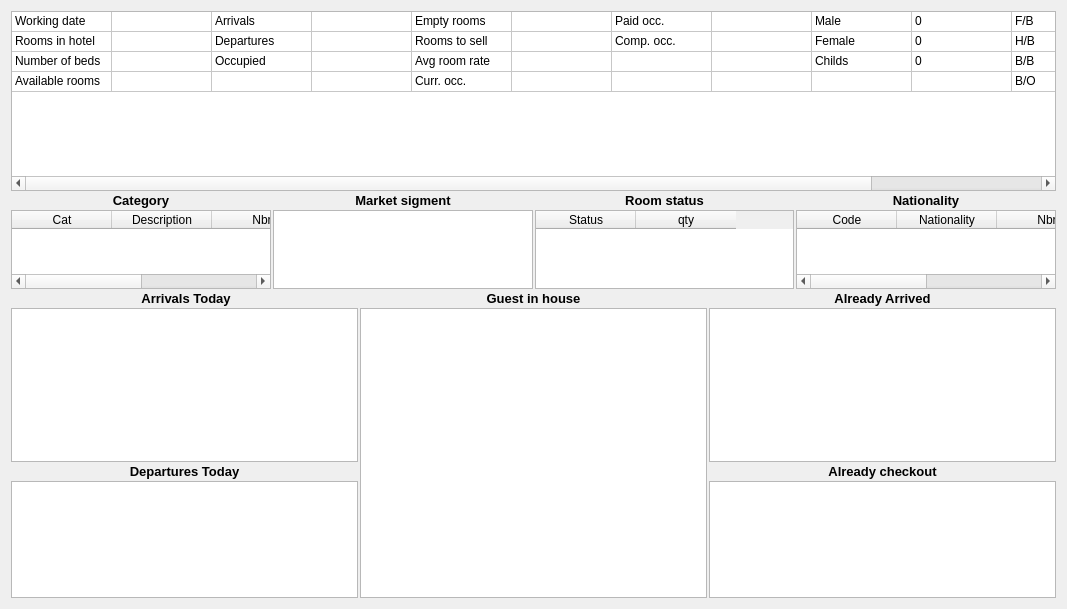
First picture: the form in Widgets/whotelstatus.ui, repository End1-1/Resort, before the edit.
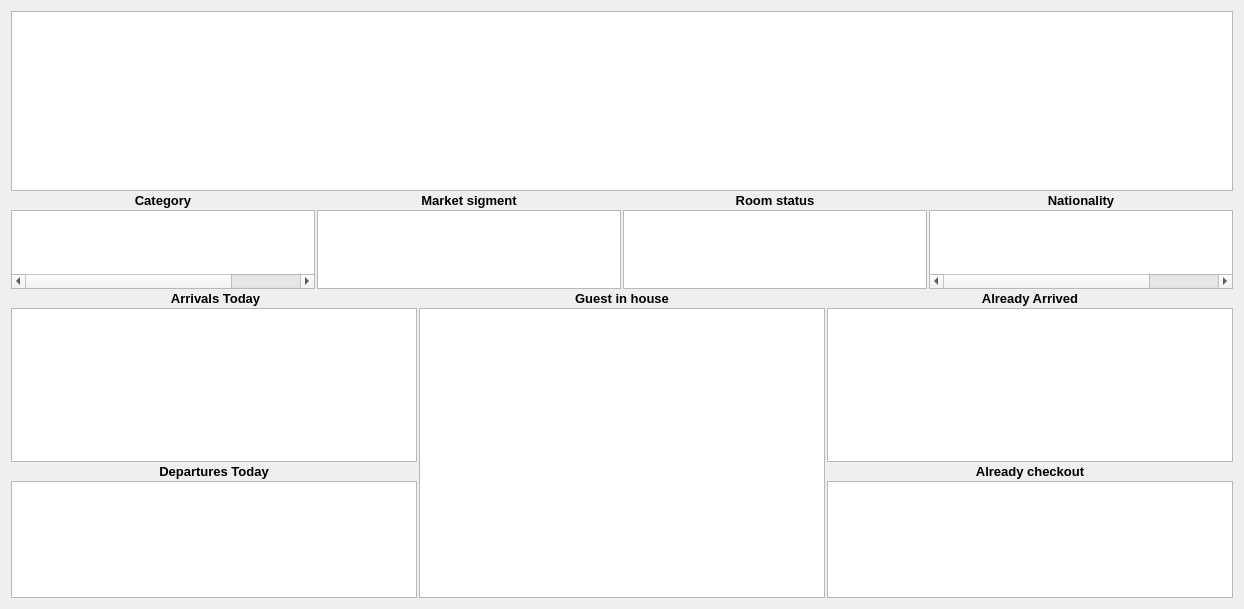
Second picture: the form after the edit. Custom widgets are drawn as their Qt base class.

```diff
--- a/Widgets/whotelstatus.ui
+++ b/Widgets/whotelstatus.ui
@@ -6,7 +6,7 @@
    <rect>
     <x>0</x>
     <y>0</y>
-    <width>1067</width>
+    <width>1244</width>
     <height>609</height>
    </rect>
   </property>
@@ -46,6 +46,9 @@
      <property name="selectionMode">
       <enum>QAbstractItemView::NoSelection</enum>
      </property>
+     <property name="wordWrap">
+      <bool>false</bool>
+     </property>
      <attribute name="horizontalHeaderVisible">
       <bool>false</bool>
      </attribute>
@@ -59,28 +62,8 @@
       <bool>false</bool>
      </attribute>
      <attribute name="verticalHeaderDefaultSectionSize">
-      <number>20</number>
+      <number>21</number>
      </attribute>
-     <row>
-      <property name="text">
-       <string>New Row</string>
-      </property>
-     </row>
-     <row>
-      <property name="text">
-       <string>New Row</string>
-      </property>
-     </row>
-     <row>
-      <property name="text">
-       <string>New Row</string>
-      </property>
-     </row>
-     <row>
-      <property name="text">
-       <string>New Row</string>
-      </property>
-     </row>
      <column>
       <property name="text">
        <string>New Column</string>
@@ -141,161 +124,6 @@
        <string>New Column</string>
       </property>
      </column>
-     <item row="0" column="0">
-      <property name="text">
-       <string>Working date</string>
-      </property>
-     </item>
-     <item row="0" column="1">
-      <property name="text">
-       <string/>
-      </property>
-     </item>
-     <item row="0" column="2">
-      <property name="text">
-       <string>Arrivals</string>
-      </property>
-     </item>
-     <item row="0" column="4">
-      <property name="text">
-       <string>Empty rooms</string>
-      </property>
-     </item>
-     <item row="0" column="6">
-      <property name="text">
-       <string>Paid occ.</string>
-      </property>
-     </item>
-     <item row="0" column="8">
-      <property name="text">
-       <string>Male</string>
-      </property>
-     </item>
-     <item row="0" column="9">
-      <property name="text">
-       <string>0</string>
-      </property>
-     </item>
-     <item row="0" column="10">
-      <property name="text">
-       <string>F/B</string>
-      </property>
-     </item>
-     <item row="0" column="11">
-      <property name="text">
-       <string>0</string>
-      </property>
-     </item>
-     <item row="1" column="0">
-      <property name="text">
-       <string>Rooms in hotel</string>
-      </property>
-     </item>
-     <item row="1" column="1">
-      <property name="text">
-       <string/>
-      </property>
-     </item>
-     <item row="1" column="2">
-      <property name="text">
-       <string>Departures</string>
-      </property>
-     </item>
-     <item row="1" column="4">
-      <property name="text">
-       <string>Rooms to sell</string>
-      </property>
-     </item>
-     <item row="1" column="6">
-      <property name="text">
-       <string>Comp. occ.</string>
-      </property>
-     </item>
-     <item row="1" column="8">
-      <property name="text">
-       <string>Female</string>
-      </property>
-     </item>
-     <item row="1" column="9">
-      <property name="text">
-       <string>0</string>
-      </property>
-     </item>
-     <item row="1" column="10">
-      <property name="text">
-       <string>H/B</string>
-      </property>
-     </item>
-     <item row="1" column="11">
-      <property name="text">
-       <string>0</string>
-      </property>
-     </item>
-     <item row="2" column="0">
-      <property name="text">
-       <string>Number of beds</string>
-      </property>
-     </item>
-     <item row="2" column="1">
-      <property name="text">
-       <string/>
-      </property>
-     </item>
-     <item row="2" column="2">
-      <property name="text">
-       <string>Occupied</string>
-      </property>
-     </item>
-     <item row="2" column="4">
-      <property name="text">
-       <string>Avg room rate</string>
-      </property>
-     </item>
-     <item row="2" column="8">
-      <property name="text">
-       <string>Childs</string>
-      </property>
-     </item>
-     <item row="2" column="9">
-      <property name="text">
-       <string>0</string>
-      </property>
-     </item>
-     <item row="2" column="10">
-      <property name="text">
-       <string>B/B</string>
-      </property>
-     </item>
-     <item row="2" column="11">
-      <property name="text">
-       <string>0</string>
-      </property>
-     </item>
-     <item row="3" column="0">
-      <property name="text">
-       <string>Available rooms</string>
-      </property>
-     </item>
-     <item row="3" column="1">
-      <property name="text">
-       <string/>
-      </property>
-     </item>
-     <item row="3" column="4">
-      <property name="text">
-       <string>Curr. occ.</string>
-      </property>
-     </item>
-     <item row="3" column="10">
-      <property name="text">
-       <string>B/O</string>
-      </property>
-     </item>
-     <item row="3" column="11">
-      <property name="text">
-       <string>0</string>
-      </property>
-     </item>
     </widget>
    </item>
    <item>
@@ -422,14 +250,17 @@
            <property name="selectionMode">
             <enum>QAbstractItemView::NoSelection</enum>
            </property>
+           <property name="wordWrap">
+            <bool>false</bool>
+           </property>
            <attribute name="horizontalHeaderVisible">
-            <bool>true</bool>
+            <bool>false</bool>
            </attribute>
            <attribute name="verticalHeaderVisible">
             <bool>false</bool>
            </attribute>
            <attribute name="verticalHeaderDefaultSectionSize">
-            <number>20</number>
+            <number>21</number>
            </attribute>
            <column>
             <property name="text">
@@ -461,6 +292,9 @@
            <property name="selectionMode">
             <enum>QAbstractItemView::NoSelection</enum>
            </property>
+           <property name="wordWrap">
+            <bool>false</bool>
+           </property>
            <attribute name="horizontalHeaderVisible">
             <bool>false</bool>
            </attribute>
@@ -468,7 +302,7 @@
             <bool>false</bool>
            </attribute>
            <attribute name="verticalHeaderDefaultSectionSize">
-            <number>20</number>
+            <number>21</number>
            </attribute>
           </widget>
          </item>
@@ -480,14 +314,17 @@
            <property name="selectionMode">
             <enum>QAbstractItemView::NoSelection</enum>
            </property>
+           <property name="wordWrap">
+            <bool>false</bool>
+           </property>
            <attribute name="horizontalHeaderVisible">
-            <bool>true</bool>
+            <bool>false</bool>
            </attribute>
            <attribute name="verticalHeaderVisible">
             <bool>false</bool>
            </attribute>
            <attribute name="verticalHeaderDefaultSectionSize">
-            <number>20</number>
+            <number>21</number>
            </attribute>
            <column>
             <property name="text">
@@ -509,14 +346,17 @@
            <property name="selectionMode">
             <enum>QAbstractItemView::NoSelection</enum>
            </property>
+           <property name="wordWrap">
+            <bool>false</bool>
+           </property>
            <attribute name="horizontalHeaderVisible">
-            <bool>true</bool>
+            <bool>false</bool>
            </attribute>
            <attribute name="verticalHeaderVisible">
             <bool>false</bool>
            </attribute>
            <attribute name="verticalHeaderDefaultSectionSize">
-            <number>20</number>
+            <number>21</number>
            </attribute>
            <column>
             <property name="text">
@@ -606,6 +446,9 @@
            <property name="selectionMode">
             <enum>QAbstractItemView::NoSelection</enum>
            </property>
+           <property name="wordWrap">
+            <bool>false</bool>
+           </property>
            <attribute name="horizontalHeaderVisible">
             <bool>false</bool>
            </attribute>
@@ -613,7 +456,7 @@
             <bool>false</bool>
            </attribute>
            <attribute name="verticalHeaderDefaultSectionSize">
-            <number>20</number>
+            <number>21</number>
            </attribute>
           </widget>
          </item>
@@ -642,14 +485,17 @@
            <property name="selectionMode">
             <enum>QAbstractItemView::NoSelection</enum>
            </property>
+           <property name="wordWrap">
+            <bool>false</bool>
+           </property>
            <attribute name="horizontalHeaderVisible">
-            <bool>true</bool>
+            <bool>false</bool>
            </attribute>
            <attribute name="verticalHeaderVisible">
             <bool>false</bool>
            </attribute>
            <attribute name="verticalHeaderDefaultSectionSize">
-            <number>20</number>
+            <number>21</number>
            </attribute>
           </widget>
          </item>
@@ -661,14 +507,17 @@
            <property name="selectionMode">
             <enum>QAbstractItemView::NoSelection</enum>
            </property>
+           <property name="wordWrap">
+            <bool>false</bool>
+           </property>
            <attribute name="horizontalHeaderVisible">
-            <bool>true</bool>
+            <bool>false</bool>
            </attribute>
            <attribute name="verticalHeaderVisible">
             <bool>false</bool>
            </attribute>
            <attribute name="verticalHeaderDefaultSectionSize">
-            <number>20</number>
+            <number>21</number>
            </attribute>
           </widget>
          </item>
@@ -697,14 +546,17 @@
            <property name="selectionMode">
             <enum>QAbstractItemView::NoSelection</enum>
            </property>
+           <property name="wordWrap">
+            <bool>false</bool>
+           </property>
            <attribute name="horizontalHeaderVisible">
-            <bool>true</bool>
+            <bool>false</bool>
            </attribute>
            <attribute name="verticalHeaderVisible">
             <bool>false</bool>
            </attribute>
            <attribute name="verticalHeaderDefaultSectionSize">
-            <number>20</number>
+            <number>21</number>
            </attribute>
           </widget>
          </item>
@@ -733,14 +585,17 @@
            <property name="selectionMode">
             <enum>QAbstractItemView::NoSelection</enum>
            </property>
+           <property name="wordWrap">
+            <bool>false</bool>
+           </property>
            <attribute name="horizontalHeaderVisible">
-            <bool>true</bool>
+            <bool>false</bool>
            </attribute>
            <attribute name="verticalHeaderVisible">
             <bool>false</bool>
            </attribute>
            <attribute name="verticalHeaderDefaultSectionSize">
-            <number>20</number>
+            <number>21</number>
            </attribute>
           </widget>
          </item>
```
